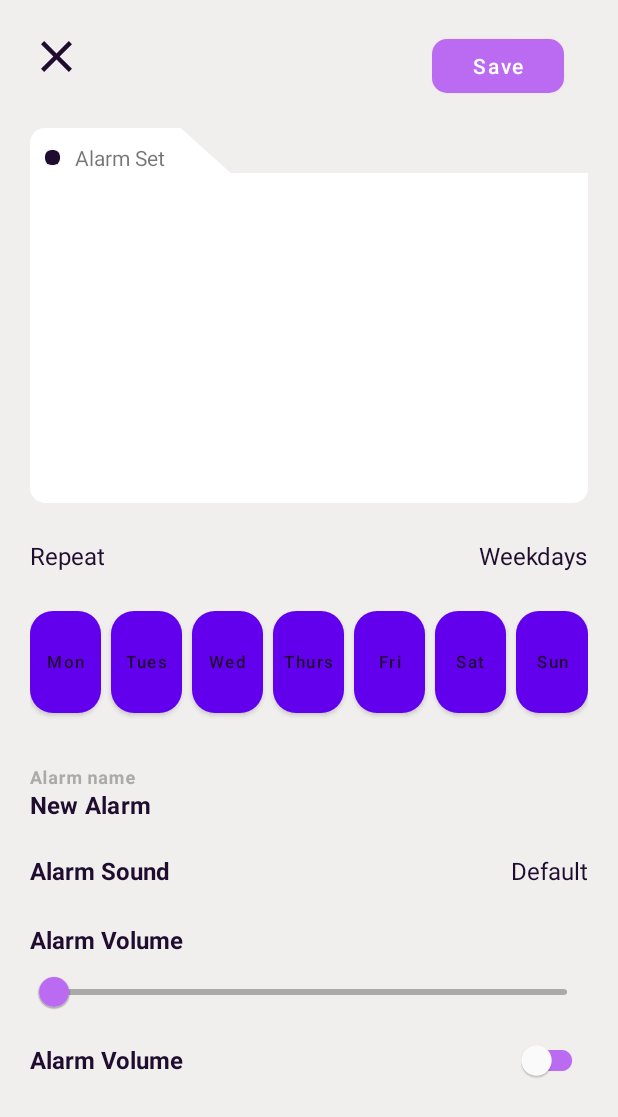
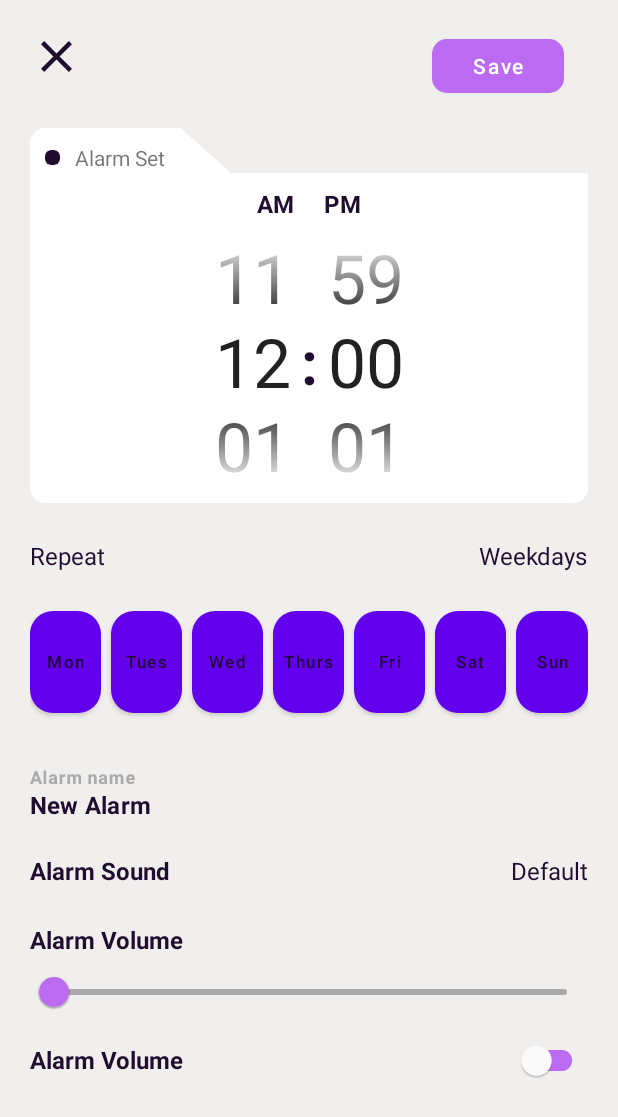
Before and after one commit to Abu-muhab/smart_alarm, an Android app: the AddAlarmFragment screen opened through its navigation route, on a phone screen of 412 x 824 dp. Shown: the top 1117 px of the screen. Run offline under Robolectric (Android 15) with nearby library versions, the light colour scheme and no system bars; our stand-ins replace data binding; 1 statement that could not run was skipped.

Commit message:
time picker implementation

```diff
--- a/app/src/main/java/com/abumuhab/smartalarm/fragments/AddAlarmFragment.kt
+++ b/app/src/main/java/com/abumuhab/smartalarm/fragments/AddAlarmFragment.kt
@@ -7,6 +7,8 @@ import android.view.View
 import android.view.ViewGroup
 import android.widget.LinearLayout
 import androidx.appcompat.app.AppCompatActivity
+import androidx.core.view.children
+import androidx.core.view.get
 import androidx.navigation.findNavController
 import com.abumuhab.smartalarm.databinding.FragmentAddAlarmBinding
 import com.abumuhab.smartalarm.databinding.WeekdayCardBinding
@@ -29,6 +31,22 @@ class AddAlarmFragment : Fragment() {
             it.findNavController()
                 .navigate(AddAlarmFragmentDirections.actionAddAlarmFragmentToAlarmsFragment())
         }
+
+        binding.hourPicker.minValue = 1
+        binding.hourPicker.maxValue = 12
+        binding.hourPicker.value = 12
+        val hourRage = 1..12
+        binding.hourPicker.displayedValues = (hourRage.map {
+            it.toString().padStart(2, '0')
+        }).toTypedArray()
+
+        binding.minutePicker.minValue = 0
+        binding.minutePicker.maxValue = 59
+        binding.hourPicker.value = 0
+        val minRange = 0..59
+        binding.minutePicker.displayedValues = (minRange.map {
+            it.toString().padStart(2, '0')
+        }).toTypedArray()
 
 
         val days = arrayListOf("Mon", "Tues", "Wed", "Thurs", "Fri", "Sat", "Sun")
--- a/app/src/main/res/layout/fragment_add_alarm.xml
+++ b/app/src/main/res/layout/fragment_add_alarm.xml
@@ -32,11 +32,11 @@
                 app:layout_constraintTop_toTopOf="parent" />
 
             <ImageView
-                android:clickable="true"
-                android:focusable="true"
                 android:id="@+id/cancelButton"
                 android:layout_width="35dp"
                 android:layout_height="35dp"
+                android:clickable="true"
+                android:focusable="true"
                 android:src="@drawable/ic_outline_close_24"
                 app:layout_constraintStart_toStartOf="parent"
                 app:layout_constraintTop_toTopOf="parent"
@@ -82,6 +82,78 @@
                         android:text="Alarm Set"
                         app:layout_constraintStart_toEndOf="@+id/materialCardView"
                         app:layout_constraintTop_toTopOf="parent" />
+
+                    <TextView
+                        android:id="@+id/textView5"
+                        android:layout_width="wrap_content"
+                        android:layout_height="wrap_content"
+                        android:text=":"
+                        android:textColor="@color/primaryColorDark"
+                        android:textSize="40sp"
+                        android:textStyle="bold"
+                        app:layout_constraintBottom_toBottomOf="@+id/hourPicker"
+                        app:layout_constraintEnd_toStartOf="@+id/minutePicker"
+                        app:layout_constraintHorizontal_bias="0.5"
+                        app:layout_constraintStart_toEndOf="@+id/hourPicker"
+                        app:layout_constraintTop_toTopOf="@+id/hourPicker" />
+
+                    <NumberPicker
+                        android:id="@+id/minutePicker"
+                        android:layout_width="wrap_content"
+                        android:layout_height="0dp"
+                        android:selectionDividerHeight="0dp"
+                        android:theme="@style/NumberPickerText"
+                        app:layout_constraintBottom_toBottomOf="parent"
+                        app:layout_constraintEnd_toEndOf="parent"
+                        app:layout_constraintHorizontal_bias="0.5"
+                        app:layout_constraintStart_toEndOf="@+id/textView5"
+                        app:layout_constraintTop_toBottomOf="@+id/textView100"
+                        app:layout_constraintVertical_bias="1.0" />
+
+                    <NumberPicker
+                        android:id="@+id/hourPicker"
+
+                        android:layout_width="wrap_content"
+                        android:layout_height="0dp"
+                        android:selectionDividerHeight="0dp"
+                        android:theme="@style/NumberPickerText"
+                        app:layout_constraintBottom_toBottomOf="parent"
+                        app:layout_constraintEnd_toStartOf="@+id/textView5"
+                        app:layout_constraintHorizontal_bias="0.5"
+                        app:layout_constraintHorizontal_chainStyle="packed"
+                        app:layout_constraintStart_toStartOf="parent"
+                        app:layout_constraintTop_toTopOf="@+id/minutePicker"
+                        app:layout_constraintVertical_bias="0.0" />
+
+                    <TextView
+                        android:id="@+id/textView100"
+                        android:layout_width="wrap_content"
+                        android:layout_height="wrap_content"
+                        android:padding="10dp"
+                        android:text="AM"
+                        android:textColor="@color/primaryColorDark"
+                        android:textSize="16sp"
+                        android:textStyle="bold"
+                        app:layout_constraintEnd_toStartOf="@+id/textView1001"
+                        app:layout_constraintHorizontal_bias="0.5"
+                        app:layout_constraintHorizontal_chainStyle="packed"
+                        app:layout_constraintStart_toStartOf="parent"
+                        app:layout_constraintTop_toBottomOf="@+id/textView" />
+
+                    <TextView
+                        android:id="@+id/textView1001"
+                        android:layout_width="wrap_content"
+                        android:layout_height="wrap_content"
+                        android:padding="10dp"
+                        android:text="PM"
+                        android:textColor="@color/primaryColorDark"
+                        android:textSize="16sp"
+                        android:textStyle="bold"
+                        app:layout_constraintBottom_toBottomOf="@+id/textView100"
+                        app:layout_constraintEnd_toEndOf="parent"
+                        app:layout_constraintHorizontal_bias="0.5"
+                        app:layout_constraintStart_toEndOf="@+id/textView100"
+                        app:layout_constraintTop_toTopOf="@+id/textView100" />
                 </androidx.constraintlayout.widget.ConstraintLayout>
             </com.abumuhab.smartalarm.FolderCutLinearLayout>
 
--- /dev/null
+++ b/app/src/main/res/values/styles.xml
@@ -0,0 +1,7 @@
+<?xml version="1.0" encoding="utf-8"?>
+<resources>
+    <style name="NumberPickerText">
+        <item name="android:textColor">@color/primaryColorDark</item>
+        <item name="android:textSize">45sp</item>
+    </style>
+</resources>
```
